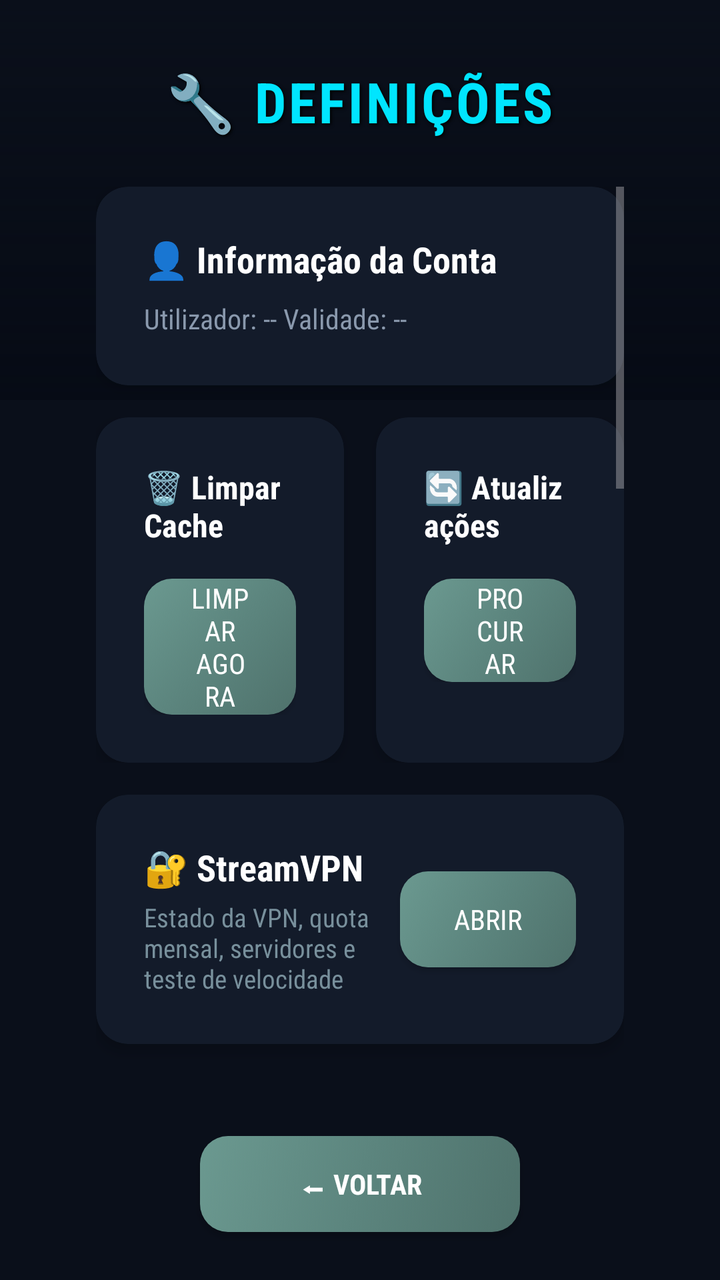
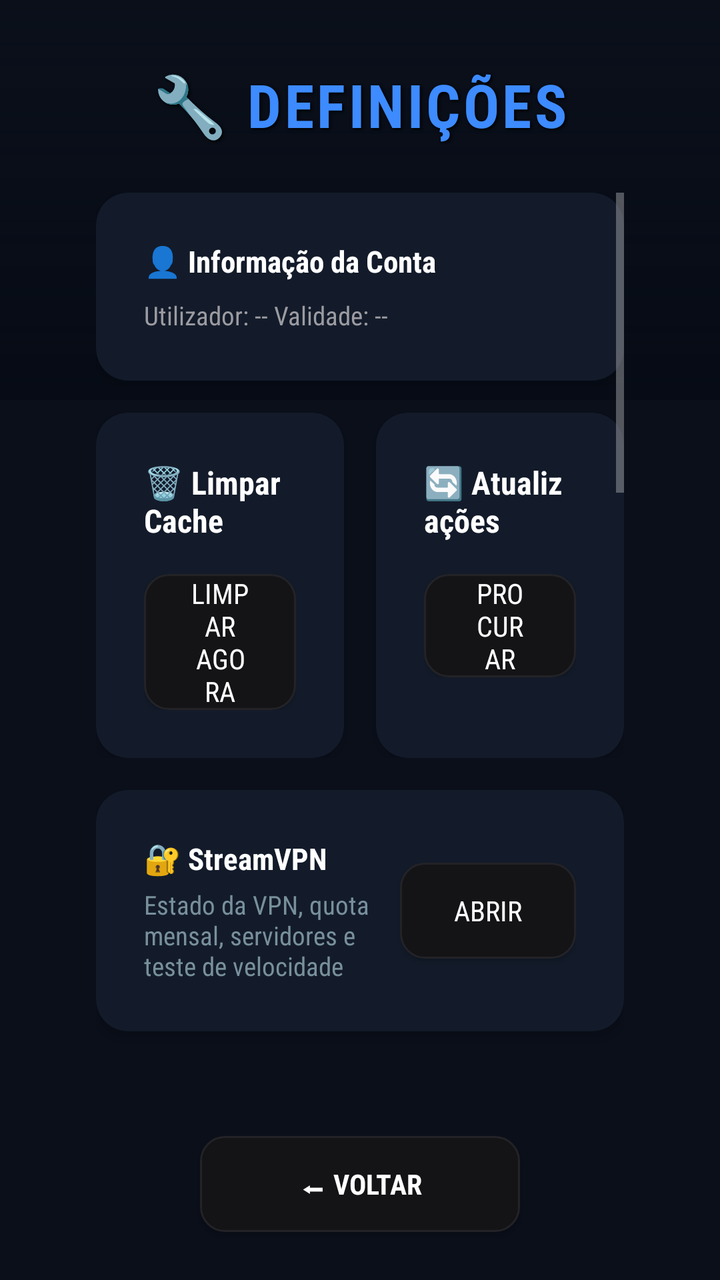

An Android layout rendered at two revisions. The XML below is the earlier revision; the diff shows what the commit changed to produce the second picture.
<!-- AndroidManifest.xml: activity theme AppTheme -->
<!-- res/layout/activity_settings.xml -->
<?xml version="1.0" encoding="utf-8"?>
<RelativeLayout xmlns:android="http://schemas.android.com/apk/res/android"
    xmlns:app="http://schemas.android.com/apk/res-auto"
    android:layout_width="match_parent"
    android:layout_height="match_parent"
    android:background="#0A0F1A">

    
    <View
        android:layout_width="match_parent"
        android:layout_height="200dp"
        android:background="@drawable/bg_gradient_card_overlay" />

    <TextView
        android:id="@+id/tvSettingsTitle"
        android:layout_width="wrap_content"
        android:layout_height="wrap_content"
        android:layout_marginTop="32dp"
        android:layout_centerHorizontal="true"
        android:text="🔧 DEFINIÇÕES"
        android:textColor="#00E5FF"
        android:textSize="28sp"
        android:textStyle="bold"
        android:letterSpacing="0.05"
        android:shadowColor="#000000"
        android:shadowDx="2"
        android:shadowDy="2"
        android:shadowRadius="4" />

    <ScrollView
        android:id="@+id/svSettings"
        android:layout_width="match_parent"
        android:layout_height="match_parent"
        android:layout_below="@id/tvSettingsTitle"
        android:layout_marginTop="24dp"
        android:layout_marginBottom="80dp"
        android:paddingHorizontal="48dp"
        android:clipToPadding="false">

        <LinearLayout
            android:layout_width="match_parent"
            android:layout_height="wrap_content"
            android:orientation="vertical"
            android:gravity="center_horizontal">

            <LinearLayout
                android:layout_width="match_parent"
                android:layout_height="wrap_content"
                android:maxWidth="800dp"
                android:orientation="vertical">

                
                <androidx.cardview.widget.CardView
                    android:layout_width="match_parent"
                    android:layout_height="wrap_content"
                    android:layout_marginBottom="16dp"
                    app:cardBackgroundColor="#131B2A"
                    app:cardCornerRadius="16dp"
                    app:cardElevation="4dp">

                    <LinearLayout
                        android:layout_width="match_parent"
                        android:layout_height="wrap_content"
                        android:orientation="vertical"
                        android:padding="24dp"
                        android:background="?attr/selectableItemBackground">
                        
                        <TextView
                            android:layout_width="wrap_content"
                            android:layout_height="wrap_content"
                            android:text="👤 Informação da Conta"
                            android:textColor="@color/text_primary"
                            android:textSize="18sp"
                            android:textStyle="bold" />

                        <TextView
                            android:id="@+id/tvAccountInfo"
                            android:layout_width="match_parent"
                            android:layout_height="wrap_content"
                            android:layout_marginTop="8dp"
                            android:text="Utilizador: --
Validade: --"
                            android:textColor="#8A99AD"
                            android:textSize="14sp" />
                    </LinearLayout>
                </androidx.cardview.widget.CardView>

                
                <LinearLayout
                    android:layout_width="match_parent"
                    android:layout_height="wrap_content"
                    android:orientation="horizontal"
                    android:layout_marginBottom="16dp"
                    android:weightSum="2">

                    
                    <androidx.cardview.widget.CardView
                        android:layout_width="0dp"
                        android:layout_height="match_parent"
                        android:layout_weight="1"
                        android:layout_marginEnd="8dp"
                        app:cardBackgroundColor="#131B2A"
                        app:cardCornerRadius="16dp"
                        app:cardElevation="4dp">

                        <LinearLayout
                            android:layout_width="match_parent"
                            android:layout_height="wrap_content"
                            android:orientation="vertical"
                            android:gravity="center"
                            android:padding="24dp">

                            <TextView
                                android:layout_width="wrap_content"
                                android:layout_height="wrap_content"
                                android:text="🗑 Limpar Cache"
                                android:textColor="@color/text_primary"
                                android:textSize="16sp"
                                android:textStyle="bold"
                                android:layout_marginBottom="16dp"/>

                            <Button
                                android:id="@+id/btnClearCache"
                                android:layout_width="wrap_content"
                                android:layout_height="wrap_content"
                                android:background="@drawable/bg_smarters_sage"
                                android:text="LIMPAR AGORA"
                                android:textColor="@color/text_primary"
                                android:paddingHorizontal="24dp"
                                android:focusable="true"/>
                        </LinearLayout>
                    </androidx.cardview.widget.CardView>

                    
                    <androidx.cardview.widget.CardView
                        android:layout_width="0dp"
                        android:layout_height="match_parent"
                        android:layout_weight="1"
                        android:layout_marginStart="8dp"
                        app:cardBackgroundColor="#131B2A"
                        app:cardCornerRadius="16dp"
                        app:cardElevation="4dp">

                        <LinearLayout
                            android:layout_width="match_parent"
                            android:layout_height="wrap_content"
                            android:orientation="vertical"
                            android:gravity="center"
                            android:padding="24dp">

                            <TextView
                                android:layout_width="wrap_content"
                                android:layout_height="wrap_content"
                                android:text="🔄 Atualizações"
                                android:textColor="@color/text_primary"
                                android:textSize="16sp"
                                android:textStyle="bold"
                                android:layout_marginBottom="16dp"/>

                            <Button
                                android:id="@+id/btnUpdateApp"
                                android:layout_width="wrap_content"
                                android:layout_height="wrap_content"
                                android:background="@drawable/bg_smarters_sage"
                                android:text="PROCURAR"
                                android:textColor="@color/text_primary"
                                android:paddingHorizontal="24dp"
                                android:focusable="true"/>
                        </LinearLayout>
                    </androidx.cardview.widget.CardView>
                </LinearLayout>

                
                <LinearLayout
                    android:layout_width="match_parent"
                    android:layout_height="wrap_content"
                    android:orientation="horizontal"
                    android:layout_marginBottom="24dp"
                    android:weightSum="2">

                    
                
                <androidx.cardview.widget.CardView
                    android:layout_width="match_parent"
                    android:layout_height="wrap_content"
                    android:layout_marginBottom="16dp"
                    app:cardBackgroundColor="#131B2A"
                    app:cardCornerRadius="16dp"
                    app:cardElevation="4dp">

                    <LinearLayout
                        android:layout_width="match_parent"
                        android:layout_height="wrap_content"
                        android:orientation="horizontal"
                        android:gravity="center_vertical"
                        android:padding="24dp">

                        <LinearLayout
                            android:layout_width="0dp"
                            android:layout_height="wrap_content"
                            android:layout_weight="1"
                            android:orientation="vertical">

                            <TextView
                                android:layout_width="wrap_content"
                                android:layout_height="wrap_content"
                                android:text="🔐 StreamVPN"
                                android:textColor="#FFFFFF"
                                android:textSize="18sp"
                                android:textStyle="bold" />

                            <TextView
                                android:layout_width="wrap_content"
                                android:layout_height="wrap_content"
                                android:layout_marginTop="4dp"
                                android:text="Estado da VPN, quota mensal, servidores e teste de velocidade"
                                android:textColor="#78909C"
                                android:textSize="13sp" />
                        </LinearLayout>

                        <Button
                            android:id="@+id/btnStreamVpn"
                            android:layout_width="wrap_content"
                            android:layout_height="wrap_content"
                            android:background="@drawable/bg_smarters_sage"
                            android:text="ABRIR"
                            android:textColor="@color/text_primary"
                            android:paddingHorizontal="24dp"
                            android:focusable="true" />
                    </LinearLayout>
                </androidx.cardview.widget.CardView>

                    <androidx.cardview.widget.CardView
                        android:layout_width="0dp"
                        android:layout_height="wrap_content"
                        android:layout_weight="1"
                        android:layout_marginEnd="8dp"
                        app:cardBackgroundColor="#131B2A"
                        app:cardCornerRadius="16dp"
                        app:cardElevation="4dp">

                        <LinearLayout
                            android:layout_width="match_parent"
                            android:layout_height="wrap_content"
                            android:orientation="vertical"
                            android:gravity="center"
                            android:padding="24dp">

                            <TextView
                                android:layout_width="wrap_content"
                                android:layout_height="wrap_content"
                                android:text="⚡ Otimizar TV Box"
                                android:textColor="@color/text_primary"
                                android:textSize="16sp"
                                android:textStyle="bold"
                                android:layout_marginBottom="8dp"/>
                                
                            <TextView
                                android:id="@+id/tvOptimizeResult"
                                android:layout_width="wrap_content"
                                android:layout_height="wrap_content"
                                android:text="Liberta RAM e fecha lixo"
                                android:textColor="#8A99AD"
                                android:textSize="12sp"
                                android:layout_marginBottom="16dp"/>

                            <Button
                                android:id="@+id/btnOptimize"
                                android:layout_width="wrap_content"
                                android:layout_height="wrap_content"
                                android:background="@drawable/bg_smarters_sage"
                                android:text="OTIMIZAR"
                                android:textColor="@color/text_primary"
                                android:paddingHorizontal="24dp"
                                android:focusable="true"/>
                        </LinearLayout>
                    </androidx.cardview.widget.CardView>

                    
                    <androidx.cardview.widget.CardView
                        android:layout_width="0dp"
                        android:layout_height="match_parent"
                        android:layout_weight="1"
                        android:layout_marginStart="8dp"
                        app:cardBackgroundColor="#131B2A"
                        app:cardCornerRadius="16dp"
                        app:cardElevation="4dp">

                        <LinearLayout
                            android:layout_width="match_parent"
                            android:layout_height="wrap_content"
                            android:orientation="vertical"
                            android:gravity="center"
                            android:padding="24dp">

                            <TextView
                                android:layout_width="wrap_content"
                                android:layout_height="wrap_content"
                                android:text="🚪 Terminar Sessão"
                                android:textColor="#FF4444"
                                android:textSize="16sp"
                                android:textStyle="bold"
                                android:layout_marginBottom="16dp"/>

                            <Button
                                android:id="@+id/btnLogout"
                                android:layout_width="wrap_content"
                                android:layout_height="wrap_content"
                                android:background="@drawable/bg_button_exit"
                                android:text="SAIR DA CONTA"
                                android:textColor="@color/text_primary"
                                android:paddingHorizontal="24dp"
                                android:focusable="true"/>
                        </LinearLayout>
                    </androidx.cardview.widget.CardView>
                </LinearLayout>

                
                <LinearLayout
                    android:layout_width="match_parent"
                    android:layout_height="wrap_content"
                    android:orientation="horizontal"
                    android:layout_marginBottom="24dp">

                    <androidx.cardview.widget.CardView
                        android:layout_width="match_parent"
                        android:layout_height="wrap_content"
                        app:cardBackgroundColor="#131B2A"
                        app:cardCornerRadius="16dp"
                        app:cardElevation="4dp">

                        <LinearLayout
                            android:layout_width="match_parent"
                            android:layout_height="wrap_content"
                            android:orientation="vertical"
                            android:gravity="center"
                            android:padding="24dp">

                            <TextView
                                android:layout_width="wrap_content"
                                android:layout_height="wrap_content"
                                android:text="🔗 Gerar Código de Acesso"
                                android:textColor="@color/text_primary"
                                android:textSize="16sp"
                                android:textStyle="bold"
                                android:layout_marginBottom="8dp"/>

                            <TextView
                                android:id="@+id/tvPairingHint"
                                android:layout_width="wrap_content"
                                android:layout_height="wrap_content"
                                android:text="Descarregue a app noutro aparelho e entre sem escrever a senha"
                                android:textColor="#8A99AD"
                                android:textSize="12sp"
                                android:textAlignment="center"
                                android:layout_marginBottom="16dp"/>

                            <Button
                                android:id="@+id/btnPairing"
                                android:layout_width="wrap_content"
                                android:layout_height="wrap_content"
                                android:background="@drawable/bg_smarters_sage"
                                android:text="GERAR CÓDIGO"
                                android:textColor="@color/text_primary"
                                android:paddingHorizontal="24dp"
                                android:focusable="true"/>
                        </LinearLayout>
                    </androidx.cardview.widget.CardView>
                </LinearLayout>

                <TextView
                    android:id="@+id/tvValidade"
                    android:layout_width="match_parent"
                    android:layout_height="wrap_content"
                    android:textAlignment="center"
                    android:text="Validade: Ilimitado"
                    android:textColor="#00FF00"
                    android:textSize="14sp"
                    android:layout_marginBottom="10dp"/>
                <TextView
                    android:id="@+id/tvAppVersion"
                    android:layout_width="match_parent"
                    android:layout_height="wrap_content"
                    android:textAlignment="center"
                    android:textColor="#5A697D"
                    android:textSize="14sp"
                    android:text="Versão 10.41" />

            </LinearLayout>
        </LinearLayout>
    </ScrollView>

    <Button
        android:id="@+id/btnBack"
        android:layout_width="160dp"
        android:layout_height="48dp"
        android:layout_alignParentBottom="true"
        android:layout_centerHorizontal="true"
        android:layout_marginBottom="24dp"
        android:background="@drawable/bg_smarters_sage"
        android:text="⬅ VOLTAR"
        android:textColor="@color/text_primary"
        android:textStyle="bold"
        android:focusable="true" />

</RelativeLayout>
<!-- resources referenced by this layout -->
<resources>
  <color name="text_primary">#FFFFFF</color>
  <!-- drawable bg_button_exit (drawable) -->
  <?xml version="1.0" encoding="utf-8"?>
  <selector xmlns:android="http://schemas.android.com/apk/res/android">
      <item android:state_focused="true">
          <shape android:shape="rectangle">
              <solid android:color="#FF5555"/>
              <corners android:radius="12dp"/>
              <stroke android:width="3dp" android:color="#FF0000"/>
          </shape>
      </item>
      <item>
          <shape android:shape="rectangle">
              <gradient android:startColor="#800000" android:endColor="#400000" android:angle="45"/>
              <corners android:radius="12dp"/>
              <stroke android:width="1dp" android:color="#FF5555"/>
          </shape>
      </item>
  </selector>
  <!-- drawable bg_gradient_card_overlay (drawable) -->
  <?xml version="1.0" encoding="utf-8"?>
  <shape xmlns:android="http://schemas.android.com/apk/res/android"
      android:shape="rectangle">
      <gradient
          android:angle="270"
          android:startColor="#00000000"
          android:endColor="#E6050A14"
          android:type="linear" />
  </shape>
  <!-- drawable bg_smarters_sage (drawable) -->
  <?xml version="1.0" encoding="utf-8"?>
  <selector xmlns:android="http://schemas.android.com/apk/res/android">
      <item android:state_focused="true">
          <shape android:shape="rectangle">
              <gradient android:angle="135" android:startColor="#80C8B8" android:centerColor="#95DED1" android:endColor="#AAEBDC" android:type="linear" />
              <corners android:radius="14dp" />
              <stroke android:width="2dp" android:color="#FFFFFF" />
          </shape>
      </item>
      <item>
          <shape android:shape="rectangle">
              <gradient android:angle="135" android:startColor="#4F726C" android:centerColor="#5C857E" android:endColor="#6B9990" android:type="linear" />
              <corners android:radius="14dp" />
          </shape>
      </item>
  </selector>
  <style name="AppTheme" parent="Theme.AppCompat.NoActionBar">
          <item name="android:fontFamily">sans-serif-condensed</item>
          <item name="android:windowAnimationStyle">@style/AppWindowTransition</item>
          <item name="android:windowBackground">@color/bg_primary</item>
          <item name="colorPrimary">@color/bg_elevated</item>
          <item name="colorPrimaryDark">@color/bg_primary</item>
          <item name="colorAccent">@color/accent</item>
          <item name="android:textColorPrimary">@color/text_primary</item>
          <item name="android:textColorSecondary">@color/text_secondary</item>
      </style>
  <style name="AppWindowTransition" parent="android:Animation.Activity">
          <item name="android:activityOpenEnterAnimation">@anim/fade_in</item>
          <item name="android:activityOpenExitAnimation">@anim/fade_out</item>
          <item name="android:activityCloseEnterAnimation">@anim/fade_in</item>
          <item name="android:activityCloseExitAnimation">@anim/fade_out</item>
      </style>
  <color name="bg_primary">#0B0B0D</color>
  <color name="bg_elevated">#1A1A1C</color>
  <color name="accent">#3D8BFF</color>
  <color name="text_secondary">#9B9BA1</color>
</resources>

<!-- the commit's change to res/layout/activity_settings.xml (unified diff, before → after) -->
@@ -18,8 +18,8 @@
         android:layout_marginTop="32dp"
         android:layout_centerHorizontal="true"
         android:text="🔧 DEFINIÇÕES"
-        android:textColor="#00E5FF"
-        android:textSize="28sp"
+        android:textColor="@color/accent"
+        android:textSize="@dimen/text_display"
         android:textStyle="bold"
         android:letterSpacing="0.05"
         android:shadowColor="#000000"
@@ -70,7 +70,7 @@
                             android:layout_height="wrap_content"
                             android:text="👤 Informação da Conta"
                             android:textColor="@color/text_primary"
-                            android:textSize="18sp"
+                            android:textSize="@dimen/text_body"
                             android:textStyle="bold" />
 
                         <TextView
@@ -80,8 +80,8 @@
                             android:layout_marginTop="8dp"
                             android:text="Utilizador: --
 Validade: --"
-                            android:textColor="#8A99AD"
-                            android:textSize="14sp" />
+                            android:textColor="@color/text_secondary"
+                            android:textSize="@dimen/text_meta" />
                     </LinearLayout>
                 </androidx.cardview.widget.CardView>
 
@@ -115,7 +115,7 @@ Validade: --"
                                 android:layout_height="wrap_content"
                                 android:text="🗑 Limpar Cache"
                                 android:textColor="@color/text_primary"
-                                android:textSize="16sp"
+                                android:textSize="@dimen/text_item"
                                 android:textStyle="bold"
                                 android:layout_marginBottom="16dp"/>
 
@@ -153,7 +153,7 @@ Validade: --"
                                 android:layout_height="wrap_content"
                                 android:text="🔄 Atualizações"
                                 android:textColor="@color/text_primary"
-                                android:textSize="16sp"
+                                android:textSize="@dimen/text_item"
                                 android:textStyle="bold"
                                 android:layout_marginBottom="16dp"/>
 
@@ -206,7 +206,7 @@ Validade: --"
                                 android:layout_height="wrap_content"
                                 android:text="🔐 StreamVPN"
                                 android:textColor="#FFFFFF"
-                                android:textSize="18sp"
+                                android:textSize="@dimen/text_body"
                                 android:textStyle="bold" />
 
                             <TextView
@@ -215,7 +215,7 @@ Validade: --"
                                 android:layout_marginTop="4dp"
                                 android:text="Estado da VPN, quota mensal, servidores e teste de velocidade"
                                 android:textColor="#78909C"
-                                android:textSize="13sp" />
+                                android:textSize="@dimen/text_meta" />
                         </LinearLayout>
 
                         <Button
@@ -251,7 +251,7 @@ Validade: --"
                                 android:layout_height="wrap_content"
                                 android:text="⚡ Otimizar TV Box"
                                 android:textColor="@color/text_primary"
-                                android:textSize="16sp"
+                                android:textSize="@dimen/text_item"
                                 android:textStyle="bold"
                                 android:layout_marginBottom="8dp"/>
                                 
@@ -260,8 +260,8 @@ Validade: --"
                                 android:layout_width="wrap_content"
                                 android:layout_height="wrap_content"
                                 android:text="Liberta RAM e fecha lixo"
-                                android:textColor="#8A99AD"
-                                android:textSize="12sp"
+                                android:textColor="@color/text_secondary"
+                                android:textSize="@dimen/text_label"
                                 android:layout_marginBottom="16dp"/>
 
                             <Button
@@ -298,7 +298,7 @@ Validade: --"
                                 android:layout_height="wrap_content"
                                 android:text="🚪 Terminar Sessão"
                                 android:textColor="#FF4444"
-                                android:textSize="16sp"
+                                android:textSize="@dimen/text_item"
                                 android:textStyle="bold"
                                 android:layout_marginBottom="16dp"/>
 
@@ -341,7 +341,7 @@ Validade: --"
                                 android:layout_height="wrap_content"
                                 android:text="🔗 Gerar Código de Acesso"
                                 android:textColor="@color/text_primary"
-                                android:textSize="16sp"
+                                android:textSize="@dimen/text_item"
                                 android:textStyle="bold"
                                 android:layout_marginBottom="8dp"/>
 
@@ -350,8 +350,8 @@ Validade: --"
                                 android:layout_width="wrap_content"
                                 android:layout_height="wrap_content"
                                 android:text="Descarregue a app noutro aparelho e entre sem escrever a senha"
-                                android:textColor="#8A99AD"
-                                android:textSize="12sp"
+                                android:textColor="@color/text_secondary"
+                                android:textSize="@dimen/text_label"
                                 android:textAlignment="center"
                                 android:layout_marginBottom="16dp"/>
 
@@ -375,7 +375,7 @@ Validade: --"
                     android:textAlignment="center"
                     android:text="Validade: Ilimitado"
                     android:textColor="#00FF00"
-                    android:textSize="14sp"
+                    android:textSize="@dimen/text_meta"
                     android:layout_marginBottom="10dp"/>
                 <TextView
                     android:id="@+id/tvAppVersion"
@@ -383,7 +383,7 @@ Validade: --"
                     android:layout_height="wrap_content"
                     android:textAlignment="center"
                     android:textColor="#5A697D"
-                    android:textSize="14sp"
+                    android:textSize="@dimen/text_meta"
                     android:text="Versão 10.41" />
 
             </LinearLayout>
<!-- resource entries referenced after the edit -->
@@ -3,22 +3,11 @@
   <color name="text_primary">#FFFFFF</color>
   <!-- drawable bg_button_exit (drawable) -->
   <?xml version="1.0" encoding="utf-8"?>
-  <selector xmlns:android="http://schemas.android.com/apk/res/android">
-      <item android:state_focused="true">
-          <shape android:shape="rectangle">
-              <solid android:color="#FF5555"/>
-              <corners android:radius="12dp"/>
-              <stroke android:width="3dp" android:color="#FF0000"/>
-          </shape>
-      </item>
-      <item>
-          <shape android:shape="rectangle">
-              <gradient android:startColor="#800000" android:endColor="#400000" android:angle="45"/>
-              <corners android:radius="12dp"/>
-              <stroke android:width="1dp" android:color="#FF5555"/>
-          </shape>
-      </item>
-  </selector>
+  <shape xmlns:android="http://schemas.android.com/apk/res/android"
+      android:shape="rectangle">
+      <solid android:color="@color/status_danger"/>
+      <corners android:radius="@dimen/radius_cta"/>
+  </shape>
   <!-- drawable bg_gradient_card_overlay (drawable) -->
   <?xml version="1.0" encoding="utf-8"?>
   <shape xmlns:android="http://schemas.android.com/apk/res/android"
@@ -34,15 +23,16 @@
   <selector xmlns:android="http://schemas.android.com/apk/res/android">
       <item android:state_focused="true">
           <shape android:shape="rectangle">
-              <gradient android:angle="135" android:startColor="#80C8B8" android:centerColor="#95DED1" android:endColor="#AAEBDC" android:type="linear" />
-              <corners android:radius="14dp" />
-              <stroke android:width="2dp" android:color="#FFFFFF" />
+              <solid android:color="@color/accent_wash"/>
+              <corners android:radius="@dimen/radius_card"/>
+              <stroke android:width="@dimen/focus_stroke" android:color="@color/accent"/>
           </shape>
       </item>
       <item>
           <shape android:shape="rectangle">
-              <gradient android:angle="135" android:startColor="#4F726C" android:centerColor="#5C857E" android:endColor="#6B9990" android:type="linear" />
-              <corners android:radius="14dp" />
+              <solid android:color="@color/bg_elevated"/>
+              <corners android:radius="@dimen/radius_card"/>
+              <stroke android:width="1dp" android:color="@color/surface_line"/>
           </shape>
       </item>
   </selector>
@@ -56,6 +46,11 @@
           <item name="android:textColorPrimary">@color/text_primary</item>
           <item name="android:textColorSecondary">@color/text_secondary</item>
       </style>
+  <color name="status_danger">#FF5C7A</color>
+  <dimen name="radius_cta">8dp</dimen>
+  <color name="accent_wash">#1A3D8BFF</color>
+  <dimen name="radius_card">12dp</dimen>
+  <dimen name="focus_stroke">2dp</dimen>
   <style name="AppWindowTransition" parent="android:Animation.Activity">
           <item name="android:activityOpenEnterAnimation">@anim/fade_in</item>
           <item name="android:activityOpenExitAnimation">@anim/fade_out</item>
@@ -63,8 +58,14 @@
           <item name="android:activityCloseExitAnimation">@anim/fade_out</item>
       </style>
   <color name="bg_primary">#0B0B0D</color>
-  <color name="bg_elevated">#1A1A1C</color>
+  <color name="bg_elevated">#141417</color>
+  <color name="surface_line">#232327</color>
   <color name="accent">#3D8BFF</color>
   <color name="text_secondary">#9B9BA1</color>
+  <dimen name="text_body">15sp</dimen>
+  <dimen name="text_display">30sp</dimen>
+  <dimen name="text_item">16sp</dimen>
+  <dimen name="text_label">12sp</dimen>
+  <dimen name="text_meta">13sp</dimen>
 </resources>
 
